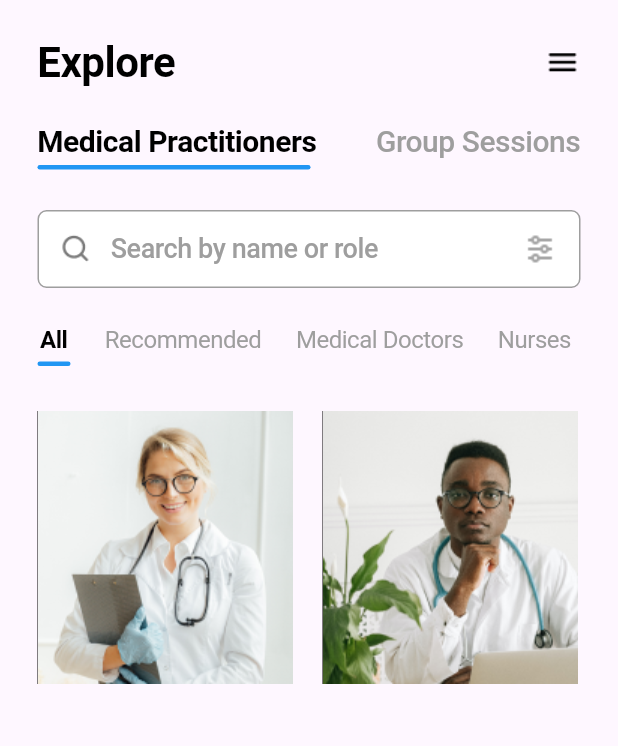
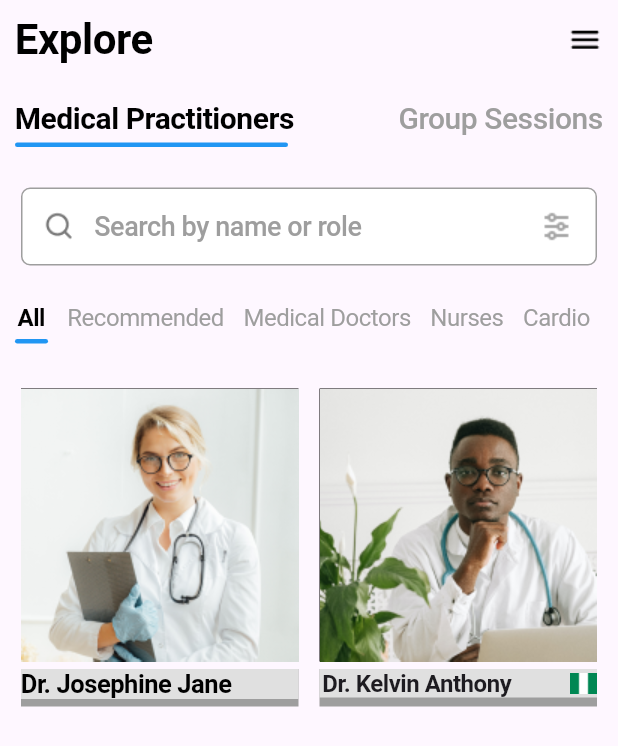
Before and after one commit to kofiwk/medicalbookingapp, a Flutter app: the ExplorePage screen opened directly, on a phone screen of 412 x 824 dp. Shown: the top 746 px of the screen. Run offline on Flutter 3.47's test engine with Material 3 defaults, Android fonts, the phone set to English and light mode, and no system bars; Roboto replaces fonts that are missing (Urbanist).

Commit message:
Update explore_page.dart

```diff
--- a/lib/pages/explore_page.dart
+++ b/lib/pages/explore_page.dart
@@ -8,7 +8,7 @@ class ExplorePage extends StatelessWidget {
     return Scaffold(
       body: SafeArea(
         child: Padding(
-          padding: const EdgeInsets.all(25.0),
+          padding: const EdgeInsets.all(10.0),
           child: Column(
             children: [
               Row(
@@ -73,8 +73,7 @@ class ExplorePage extends StatelessWidget {
                           decoration: ShapeDecoration(
                             color: Colors.blue,
                             shape: RoundedRectangleBorder(
-                              borderRadius: BorderRadius.circular(12)
-                            ),
+                                borderRadius: BorderRadius.circular(12)),
                           ),
                         ),
                       ],
@@ -212,13 +211,12 @@ class ExplorePage extends StatelessWidget {
                           decoration: ShapeDecoration(
                             color: Colors.blue,
                             shape: RoundedRectangleBorder(
-                              borderRadius: BorderRadius.circular(12)
-                            ),
+                                borderRadius: BorderRadius.circular(12)),
                           ),
                         ),
                       ],
                     ),
-                    const SizedBox(width: 23),
+                    const SizedBox(width: 13),
                     const Text(
                       'Recommended',
                       textAlign: TextAlign.center,
@@ -231,7 +229,7 @@ class ExplorePage extends StatelessWidget {
                         letterSpacing: -0.30,
                       ),
                     ),
-                    const SizedBox(width: 23),
+                    const SizedBox(width: 13),
                     const Text(
                       'Medical Doctors',
                       style: TextStyle(
@@ -243,9 +241,21 @@ class ExplorePage extends StatelessWidget {
                         letterSpacing: -0.30,
                       ),
                     ),
-                    const SizedBox(width: 23),
+                    const SizedBox(width: 13),
                     const Text(
                       'Nurses',
+                      style: TextStyle(
+                        color: Colors.grey,
+                        fontSize: 16,
+                        fontFamily: 'Urbanist',
+                        fontWeight: FontWeight.w400,
+                        height: 0,
+                        letterSpacing: -0.30,
+                      ),
+                    ),
+                    const SizedBox(width: 13),
+                    const Text(
+                      'Cardio',
                       style: TextStyle(
                         color: Colors.grey,
                         fontSize: 16,
@@ -261,14 +271,16 @@ class ExplorePage extends StatelessWidget {
               const SizedBox(height: 30),
               SizedBox(
                 width: 384,
-                height: 182,
+                height: 220,
                 child: Row(
                   mainAxisSize: MainAxisSize.min,
                   mainAxisAlignment: MainAxisAlignment.start,
                   crossAxisAlignment: CrossAxisAlignment.center,
                   children: [
+                    Column(
+                      children: [
                         Container(
-                      width: 170,
+                          width: 185,
                           height: 182,
                           color: Colors.black,
                           child: const Image(
@@ -278,17 +290,123 @@ class ExplorePage extends StatelessWidget {
                             ),
                           ),
                         ),
-                    const SizedBox(width: 20),
+                        const SizedBox(height: 5),
                         Container(
-                      width: 170,
+                          width: 185,
+                          height: 25,
+                          color: Colors.grey,
+                          child: Column(
+                            mainAxisSize: MainAxisSize.min,
+                            mainAxisAlignment: MainAxisAlignment.start,
+                            crossAxisAlignment: CrossAxisAlignment.start,
+                            children: [
+                              Container(
+                                width: 185,
+                                color: Colors.grey[300],
+                                child: const Row(
+                                  mainAxisSize: MainAxisSize.min,
+                                  mainAxisAlignment:
+                                      MainAxisAlignment.spaceBetween,
+                                  crossAxisAlignment: CrossAxisAlignment.center,
+                                  children: [
+                                    Text(
+                                      'Dr. Josephine Jane',
+                                      textAlign: TextAlign.center,
+                                      style: TextStyle(
+                                        color: Colors.black,
+                                        fontSize: 17,
+                                        fontWeight: FontWeight.w600,
+                                        height: 0,
+                                        letterSpacing: -0.30,
+                                      ),
+                                    )
+                                  ],
+                                ),
+                              )
+                            ],
+                          ),
+                        ),
+                      ],
+                    ),
+                    const SizedBox(width: 14),
+                    Column(
+                      children: [
+                        Container(
+                          width: 185,
                           height: 182,
                           color: Colors.black,
                           child: const Image(
                             fit: BoxFit.cover,
                             image: AssetImage(
                               'assets/images/kelvin.png',
-                        )),
                             )
+                          ),
+                        ),
+                        const SizedBox(height: 5),
+                        Container(
+                          width: 185,
+                          height: 25,
+                          color: Colors.grey,
+                          child: Column(
+                            mainAxisSize: MainAxisSize.min,
+                            mainAxisAlignment: MainAxisAlignment.start,
+                            crossAxisAlignment: CrossAxisAlignment.start,
+                            children: [
+                              Container(
+                                width: 185,
+                                color: Colors.grey[300],
+                                child: Row(
+                                  mainAxisSize: MainAxisSize.min,
+                                  mainAxisAlignment:
+                                      MainAxisAlignment.spaceBetween,
+                                  crossAxisAlignment: CrossAxisAlignment.center,
+                                  children: [
+                                    const Text(
+                                      'Dr. Kelvin Anthony ',
+                                      textAlign: TextAlign.center,
+                                      style: TextStyle(
+                                        fontSize: 16,
+                                        fontWeight: FontWeight.w600,
+                                        height: 0,
+                                        letterSpacing: -0.30,
+                                      ),
+                                    ),
+                                    const SizedBox(width: 5),
+                                    Container(
+                                      width: 18,
+                                      height: 14,
+                                      decoration: const BoxDecoration(),
+                                      child: const Stack(
+                                        clipBehavior: Clip.antiAlias,
+                                        children: [
+                                          Positioned(
+                                            left: 0,
+                                            top: 0,
+                                            child: SizedBox(
+                                              width: 18,
+                                              height: 14,
+                                              child: Stack(
+                                                children: [
+                                                  Image(
+                                                    image: AssetImage(
+                                                      'assets/images/nigeria.png'
+                                                    ),
+                                                  )
+                                                ],
+                                              ),
+                                            ),
+                                          ),
+                                        ],
+                                      ),
+                                    )
+                                  ],
+                                ),
+                              )
+                            ],
+                          ),
+                        )
+                      ],
+                    ),
                   ],
                 ),
               ),
```
Lines whose indentation alone changed are shown as unchanged.
